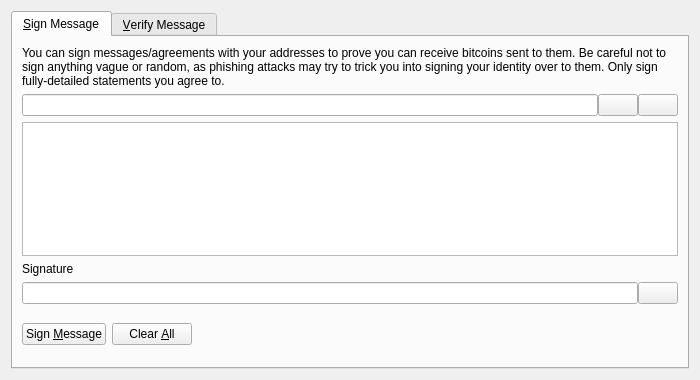
This is src/qt/forms/signverifymessagedialog.ui in frozenflux3/munt-official as Qt 5 draws it before an edit. The edited form follows.
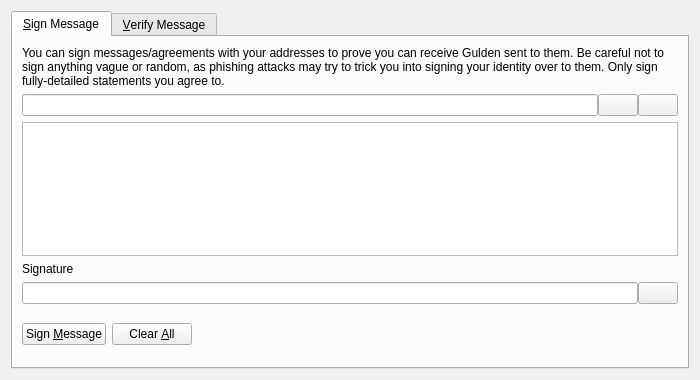
This is the edited form. Icons and pictures are not drawn. Custom widgets are drawn as their Qt base class.

Patch:
```diff
--- a/src/qt/forms/signverifymessagedialog.ui
+++ b/src/qt/forms/signverifymessagedialog.ui
@@ -30,7 +30,7 @@
        <item>
         <widget class="QLabel" name="infoLabel_SM">
          <property name="text">
-          <string>You can sign messages/agreements with your addresses to prove you can receive bitcoins sent to them. Be careful not to sign anything vague or random, as phishing attacks may try to trick you into signing your identity over to them. Only sign fully-detailed statements you agree to.</string>
+          <string>You can sign messages/agreements with your addresses to prove you can receive Gulden sent to them. Be careful not to sign anything vague or random, as phishing attacks may try to trick you into signing your identity over to them. Only sign fully-detailed statements you agree to.</string>
          </property>
          <property name="textFormat">
           <enum>Qt::PlainText</enum>
```
Left out of the diff: 26 changed lines with no effect on the pictures.
